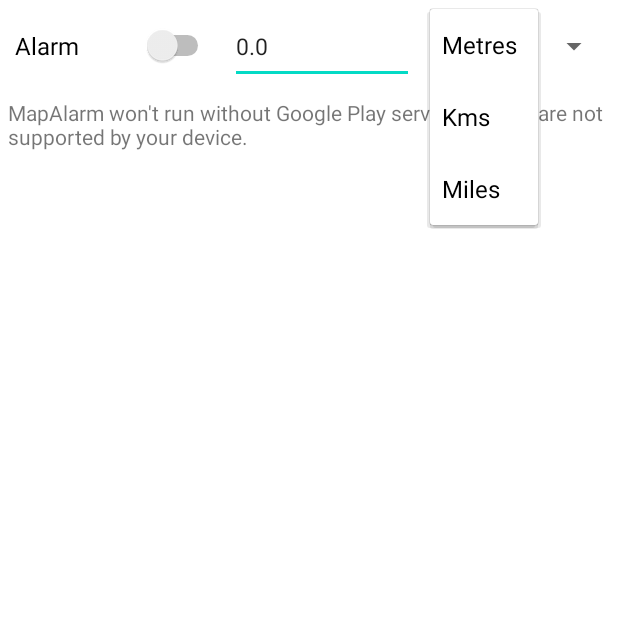
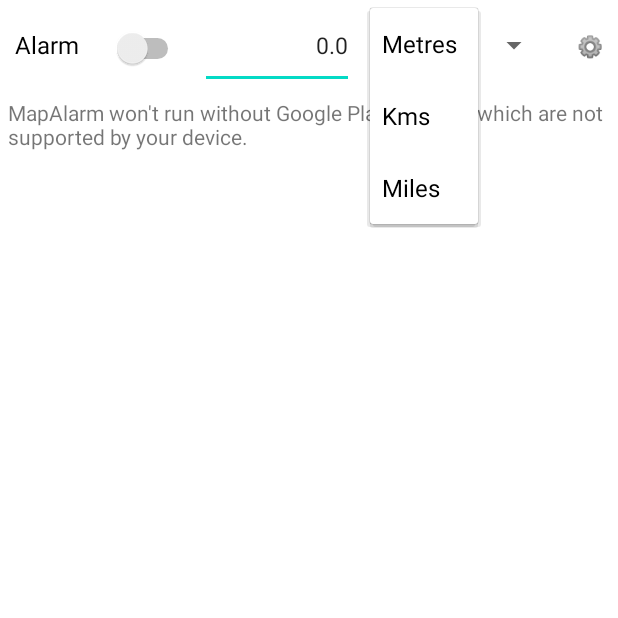
Before and after one commit to SukritJBaruah/Map.Alarm, an Android app: the screen it shows after launch (MapsActivity), after a tap on "Metres", on a phone screen of 412 x 824 dp, the top half of it. Run offline under Robolectric (Android 15) with nearby library versions, the phone set to English and light mode, and no system bars.

Commit message:
0.97a improvements

```diff
--- a/app/src/main/res/layout/activity_maps.xml
+++ b/app/src/main/res/layout/activity_maps.xml
@@ -21,7 +21,8 @@
             android:layout_marginLeft="10dp"
             android:layout_weight="1"
             android:text="Alarm"
-            android:textSize="16sp"/>
+            android:textSize="16sp"
+            android:gravity="left"/>
 
         <EditText
             android:id="@+id/triggerRadius5"
@@ -32,14 +33,29 @@
             android:ems="10"
             android:inputType="numberDecimal"
             android:hint="Trigger radius"
-            android:textSize="15sp" />
+            android:textSize="15sp"
+            android:gravity="end"/>
 
         <Spinner
             android:id="@+id/spinner1"
             android:layout_width="120dp"
             android:layout_height="50dp"
             android:layout_margin="5dp"
-            android:spinnerMode="dropdown"/>
+            android:spinnerMode="dropdown"
+            android:gravity="end"/>
+
+        <Button
+            android:onClick="ShowPopUp"
+            android:text="⚙️"
+            android:background="@android:color/transparent"
+            android:layout_width="30dp"
+            android:layout_height="50dp"
+            android:layout_marginTop="5dp"
+            android:layout_marginRight="10dp"
+            android:layout_marginBottom="5dp"
+
+            android:gravity="end"
+            />
 
     </LinearLayout>
 
--- a/app/src/main/res/values/colors.xml
+++ b/app/src/main/res/values/colors.xml
@@ -7,4 +7,5 @@
     <color name="teal_700">#FF018786</color>
     <color name="black">#FF000000</color>
     <color name="white">#FFFFFFFF</color>
+    <color name="dark">#2f333f</color>
 </resources>
```
Also changed, not shown: app/src/main/java/com/example/mapalarm/MapsActivity.java (+28 -0 lines), app/src/main/res/layout/settings_popup.xml (added, +31 -0 lines).
